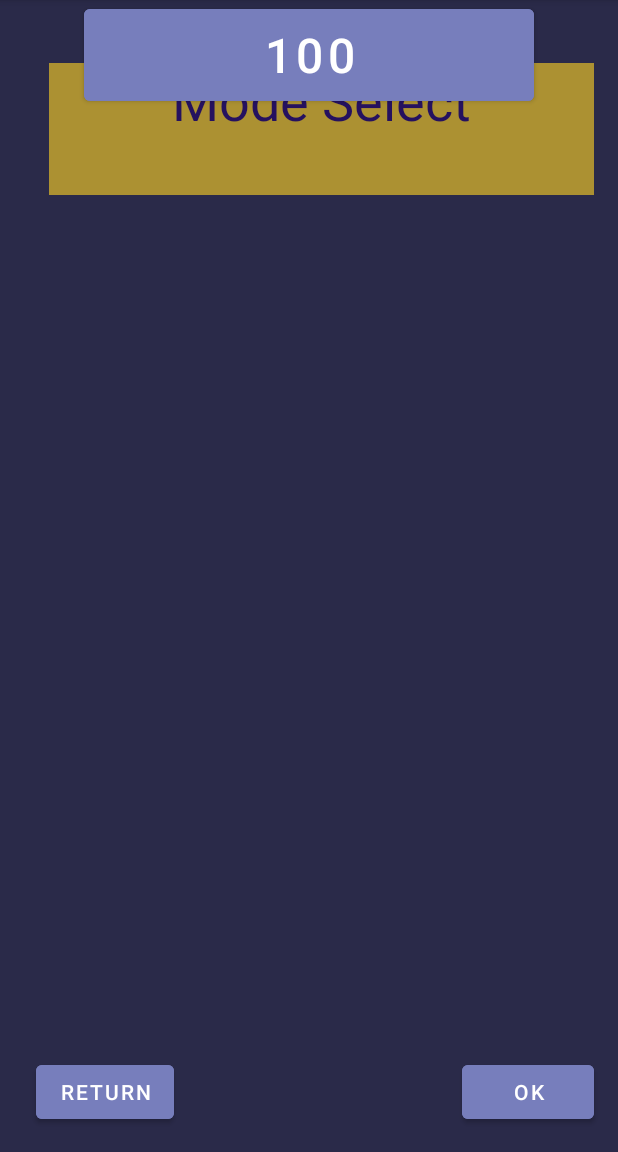
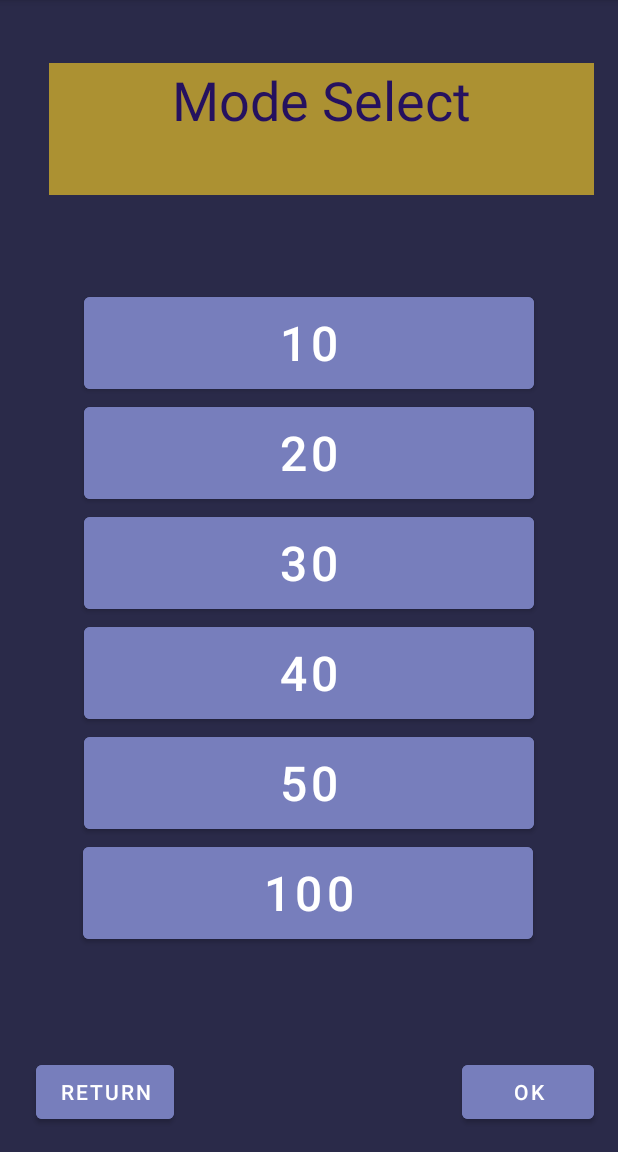
Before and after one commit to cunychenhclass/cisc3171proj-group7, an Android app: the ModeSelect screen opened directly, with no data from a screen before it, on a phone screen of 412 x 824 dp, the part 84-1236 px from its top. Run offline under Robolectric (Android 15) with nearby library versions, the phone set to English and light mode, and no system bars.

Commit message:
Fixed ModeSelect layout and somehow made it so that mode buttons can be highlighted.

```diff
--- a/StarQuiz/app/src/main/java/com/example/starquiz/HomeActivity.java
+++ b/StarQuiz/app/src/main/java/com/example/starquiz/HomeActivity.java
@@ -84,8 +84,8 @@ public class HomeActivity extends AppCompatActivity {
         themesButton.setOnClickListener(new View.OnClickListener() {
             @Override
             public void onClick(View view) {
-               //Intent intent = new Intent(HomeActivity.this, ThemesActivity.class);
-               //startActivity(intent);
+               Intent intent = new Intent(HomeActivity.this, ModeSelect.class);
+               startActivity(intent);
             }
         });
     }
--- a/StarQuiz/app/src/main/java/com/example/starquiz/ModeSelect.java
+++ b/StarQuiz/app/src/main/java/com/example/starquiz/ModeSelect.java
@@ -1,11 +1,8 @@
 package com.example.starquiz;
 
 import androidx.appcompat.app.AppCompatActivity;
-import androidx.appcompat.widget.AppCompatButton;
 
-import android.content.Context;
 import android.content.Intent;
-import android.graphics.Color;
 import android.os.Bundle;
 import android.view.View;
 import android.widget.Button;
@@ -24,7 +21,7 @@ public class ModeSelect extends AppCompatActivity {
         setContentView(R.layout.activity_mode_select);
 
 
-        Button returnButton = findViewById(R.id.infoButton);
+        Button returnButton = findViewById(R.id.ModeToInfoReturn);
 
         // create and add 6 buttons(modes) to the list
         Button mode10 = findViewById(R.id.mode10);
@@ -40,7 +37,7 @@ public class ModeSelect extends AppCompatActivity {
         Button mode100 = findViewById(R.id.mode100);
         modes.add(mode100);
 
-        Button confirm = findViewById(R.id.confirm);
+        Button confirm = findViewById(R.id.modeSelectOk);
 
         //Each of the following mode buttons ensures that when tapping on a button, the button is activated and
         //highlighted with colorChange while deactivating all
@@ -137,7 +134,7 @@ public class ModeSelect extends AppCompatActivity {
             }
         });
 
-        Button okButton = findViewById(R.id.button8);
+        Button okButton = findViewById(R.id.modeSelectOk);
 
         okButton.setOnClickListener(new View.OnClickListener() {
 
@@ -159,7 +156,8 @@ public class ModeSelect extends AppCompatActivity {
                     }
                 }
                 if (selectedButton != null) {
-                    Intent intent = new Intent(ModeSelect.this, InfoAndRulesActivity.class); //This should start the highlighted mode when ok is pressed.
+                    Intent intent = new Intent(ModeSelect.this, Countdown.class); //This should start the highlighted mode when ok is pressed.
+                    intent.putExtras(getIntent());
                     startActivity(intent);
                 } else {
                     Toast.makeText(getApplicationContext(), "You must select a mode", Toast.LENGTH_LONG).show(); //If a mode isn't selected, tell the user to pick something.
--- a/StarQuiz/app/src/main/res/layout/activity_mode_select.xml
+++ b/StarQuiz/app/src/main/res/layout/activity_mode_select.xml
@@ -47,8 +47,7 @@
         android:textSize="32sp"
         app:layout_constraintBottom_toTopOf="@+id/mode30"
         app:layout_constraintEnd_toEndOf="parent"
-        app:layout_constraintStart_toStartOf="parent"
-        app:layout_constraintTop_toBottomOf="@+id/button3" />
+        app:layout_constraintStart_toStartOf="parent" />
 
     <Button
         android:id="@+id/mode30"
@@ -59,8 +58,7 @@
         android:textSize="32sp"
         app:layout_constraintBottom_toTopOf="@+id/mode40"
         app:layout_constraintEnd_toEndOf="parent"
-        app:layout_constraintStart_toStartOf="parent"
-        app:layout_constraintTop_toBottomOf="@+id/button4" />
+        app:layout_constraintStart_toStartOf="parent" />
 
     <Button
         android:id="@+id/mode40"
@@ -71,8 +69,7 @@
         android:textSize="32sp"
         app:layout_constraintBottom_toTopOf="@+id/mode50"
         app:layout_constraintEnd_toEndOf="parent"
-        app:layout_constraintStart_toStartOf="parent"
-        app:layout_constraintTop_toBottomOf="@+id/button2" />
+        app:layout_constraintStart_toStartOf="parent" />
 
     <Button
         android:id="@+id/mode50"
@@ -83,22 +80,23 @@
         android:textSize="32sp"
         app:layout_constraintBottom_toTopOf="@+id/mode100"
         app:layout_constraintEnd_toEndOf="parent"
-        app:layout_constraintStart_toStartOf="parent"
-        app:layout_constraintTop_toBottomOf="@+id/button" />
+        app:layout_constraintStart_toStartOf="parent" />
 
     <Button
         android:id="@+id/mode100"
         android:layout_width="300dp"
         android:layout_height="73dp"
+        android:layout_marginBottom="72dp"
         android:backgroundTint="@color/buttonBackground"
         android:text="@string/_100"
         android:textSize="32sp"
+        app:layout_constraintBottom_toTopOf="@+id/modeSelectOk"
         app:layout_constraintEnd_toEndOf="parent"
-        app:layout_constraintStart_toStartOf="parent"
-        app:layout_constraintTop_toBottomOf="@+id/button6" />
+        app:layout_constraintHorizontal_bias="0.495"
+        app:layout_constraintStart_toStartOf="parent" />
 
     <Button
-        android:id="@+id/infoButton"
+        android:id="@+id/ModeToInfoReturn"
         android:layout_width="wrap_content"
         android:layout_height="wrap_content"
         android:layout_marginEnd="192dp"
@@ -106,12 +104,12 @@
         android:backgroundTint="@color/buttonBackground"
         android:text="@string/returnButtonText"
         app:layout_constraintBottom_toBottomOf="parent"
-        app:layout_constraintEnd_toStartOf="@+id/confirm"
+        app:layout_constraintEnd_toStartOf="@+id/modeSelectOk"
         app:layout_constraintHorizontal_bias="1.0"
         app:layout_constraintStart_toStartOf="parent" />
 
     <Button
-        android:id="@+id/confirm"
+        android:id="@+id/modeSelectOk"
         android:layout_width="wrap_content"
         android:layout_height="wrap_content"
         android:layout_marginEnd="16dp"
```
Also changed, not shown: 1 other file.
